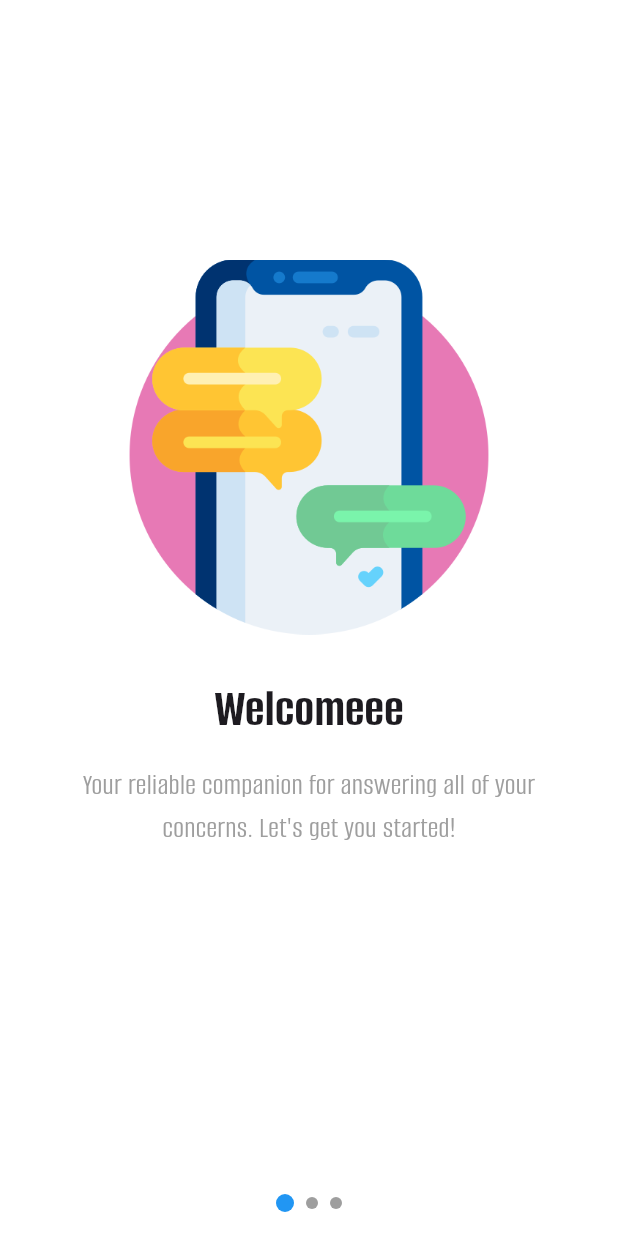
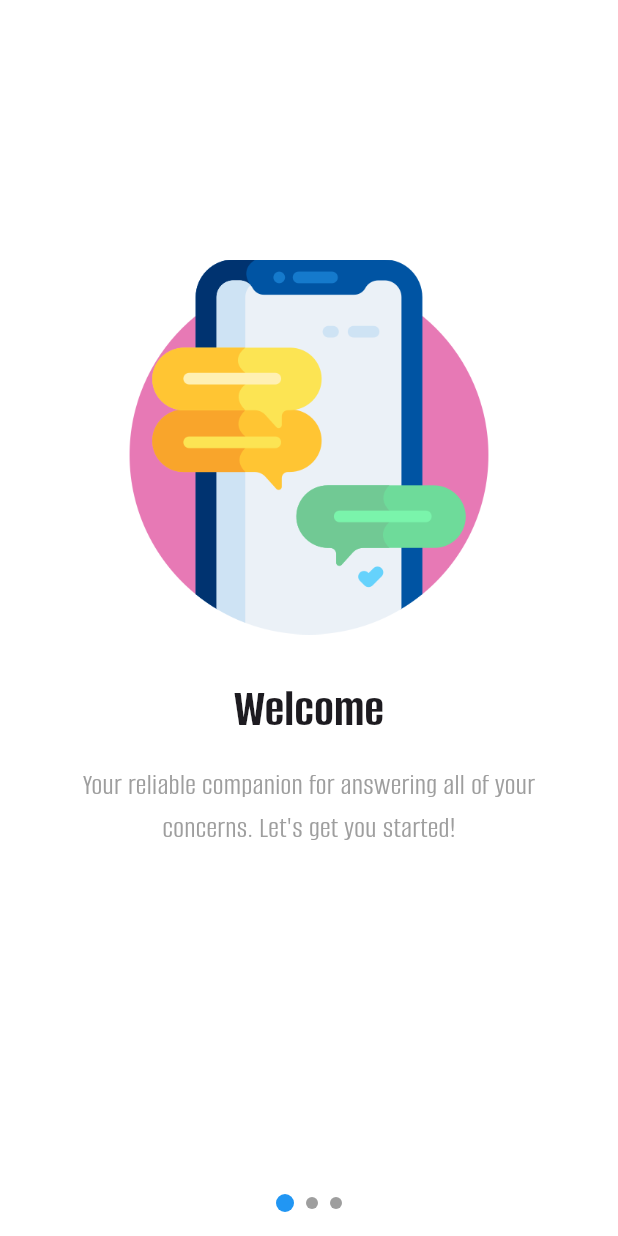
Before and after one commit to karlitoelverde/copartner-chatbot-project, a Flutter app: the screen it shows after launch, on a phone screen of 412 x 824 dp. Run offline on Flutter 3.47's test engine with Material 3 defaults, Android fonts, the phone set to English and light mode, and no system bars; our stand-ins replace image_picker.

Commit message:
back to reality
change the welcome to default

```diff
--- a/lib/modules/get_started/get_started_screen.dart
+++ b/lib/modules/get_started/get_started_screen.dart
@@ -79,11 +79,10 @@ class _GetStartedScreenState extends State<GetStartedScreen> {
   // Slide 1: Intro Slide.
   Widget _buildIntroSlide() {
     final languageProvider = Provider.of<LanguageProvider>(context);
-    // Even if the user hasn't chosen a language, default to English texts.
     final bool useEnglish = languageProvider.isEnglish;
 
     final title = useEnglish
-        ? "Welcomeee"
+        ? "Welcome"
         : "Maligayang Pagdating";
     final description = useEnglish
         ? "Your reliable companion for answering all of your concerns. Let's get you started!"
```
